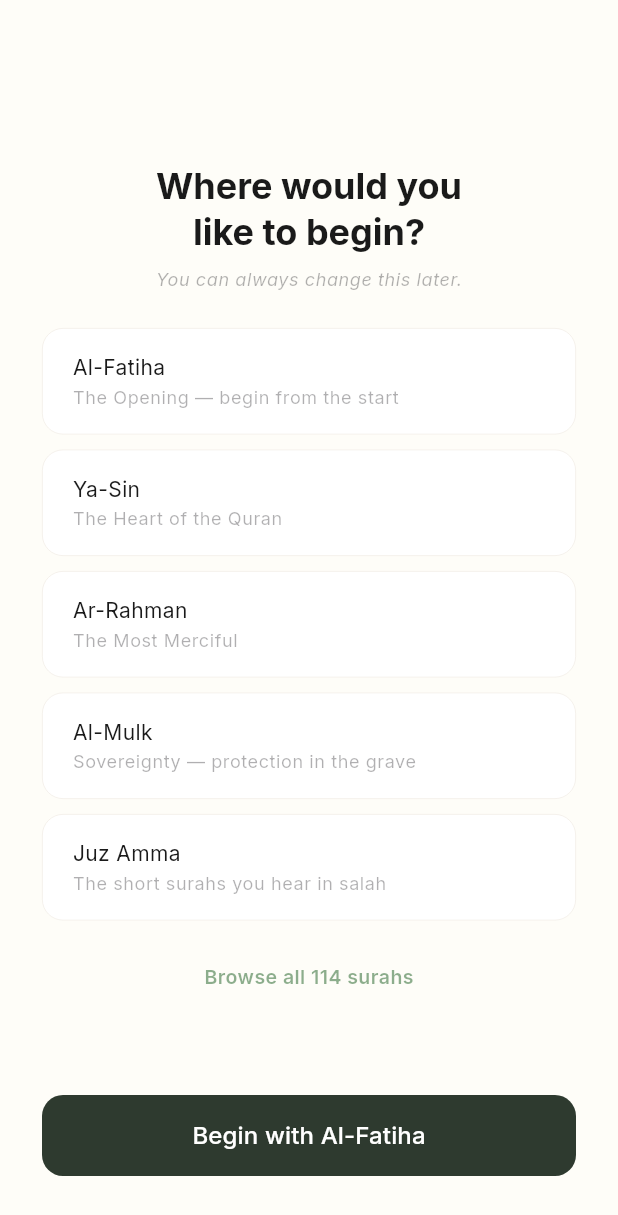
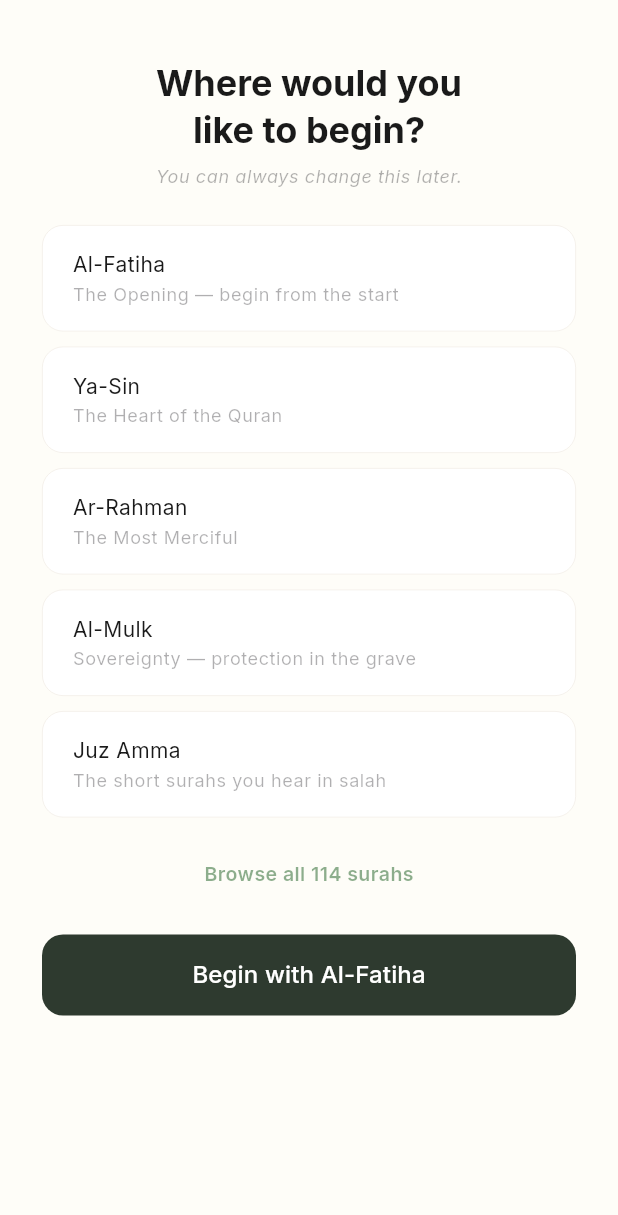
Before and after one commit to taukheer/Tadabbur, a Flutter app: the _StartingPointPage widget shown alone on an empty page, opened directly with empty values, on a phone screen of 412 x 824 dp. Shown: the top 1215 px of the screen. Run offline on Flutter 3.47's test engine with Material 3 defaults, Android fonts, the phone set to English and light mode, and no system bars; drawn by our look-alikes of flutter_animate; our stand-ins replace cloud_firestore, dio, firebase_core, flutter_local_notifications, flutter_riverpod, go_router and 5 more; accounts and stored records are empty; network calls fail; project files that could hold a hidden picture were left out.

Commit message:
Fix overflow on surah selection and sign-in pages
- Made surah selection and sign-in pages scrollable
- Replaced Spacers with fixed SizedBox (Spacer breaks in ScrollView)
- Button text overflow ellipsis for long translated text
- Fixes bottom overflow on smaller screens

Co-Authored-By: Claude Opus 4.6 (1M context) <noreply@anthropic.com>

```diff
--- a/lib/features/onboarding/screens/onboarding_screen.dart
+++ b/lib/features/onboarding/screens/onboarding_screen.dart
@@ -229,11 +229,11 @@ class _SignInPage extends StatelessWidget {
   Widget build(BuildContext context) {
     final theme = Theme.of(context);
 
-    return Padding(
+    return SingleChildScrollView(
       padding: const EdgeInsets.symmetric(horizontal: 32),
       child: Column(
         children: [
-          const Spacer(flex: 3),
+          const SizedBox(height: 60),
 
           Icon(
             Icons.cloud_done_outlined,
@@ -282,7 +282,7 @@ class _SignInPage extends StatelessWidget {
             ),
           ).animate().fadeIn(duration: 600.ms, delay: 400.ms),
 
-          const Spacer(flex: 2),
+          const SizedBox(height: 32),
 
           // Google Sign-In
           SizedBox(
@@ -348,7 +348,7 @@ class _SignInPage extends StatelessWidget {
             ),
           ).animate().fadeIn(duration: 500.ms, delay: 700.ms),
 
-          const Spacer(),
+          const SizedBox(height: 40),
         ],
       ),
     );
@@ -751,11 +751,11 @@ class _StartingPointPage extends StatelessWidget {
   Widget build(BuildContext context) {
     final theme = Theme.of(context);
 
-    return Padding(
+    return SingleChildScrollView(
       padding: const EdgeInsets.symmetric(horizontal: 28),
       child: Column(
         children: [
-          const Spacer(flex: 2),
+          const SizedBox(height: 40),
           Text(
             t('where_begin'),
             textAlign: TextAlign.center,
@@ -811,7 +811,7 @@ class _StartingPointPage extends StatelessWidget {
               ),
             ),
           ),
-          const Spacer(),
+          const SizedBox(height: 16),
           SizedBox(
             width: double.infinity,
             height: 54,
@@ -826,6 +826,7 @@ class _StartingPointPage extends StatelessWidget {
               child: Text(
                 '${t('begin_with')} ${_selectedSurahName()}',
                 style: const TextStyle(fontSize: 16, fontWeight: FontWeight.w500),
+                overflow: TextOverflow.ellipsis,
               ),
             ),
           ).animate().fadeIn(duration: 400.ms, delay: 800.ms),
```
